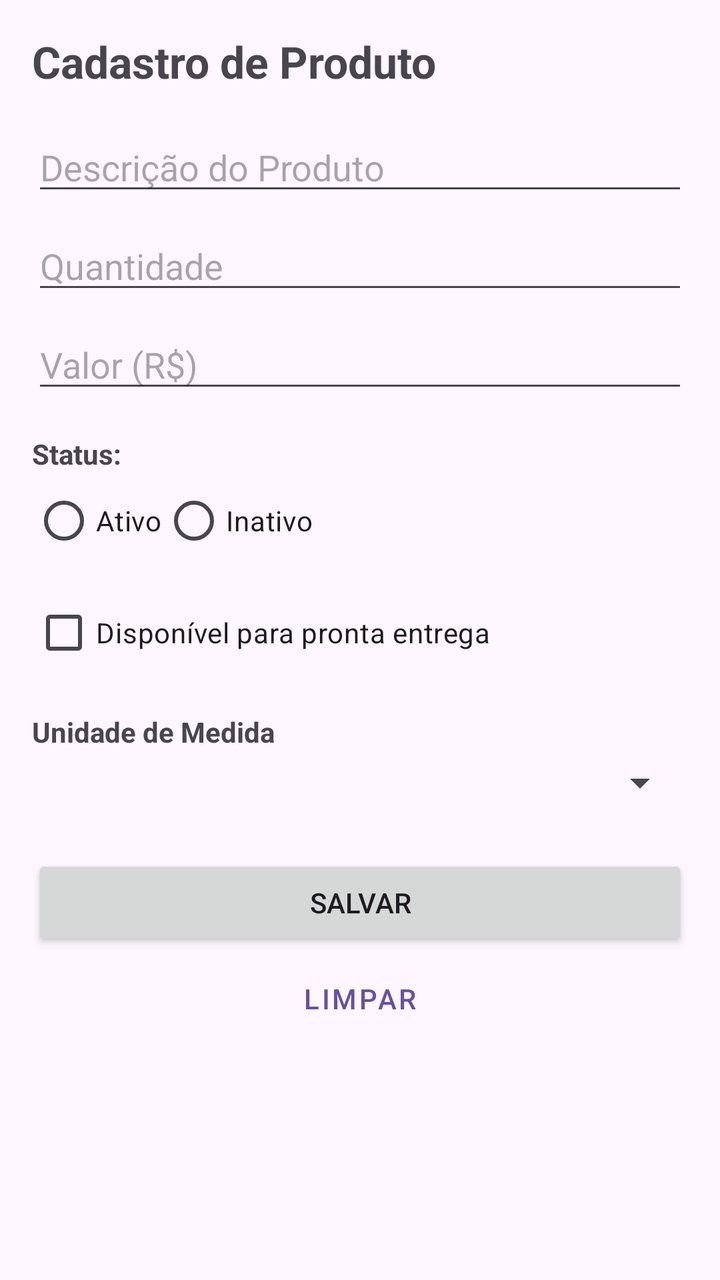
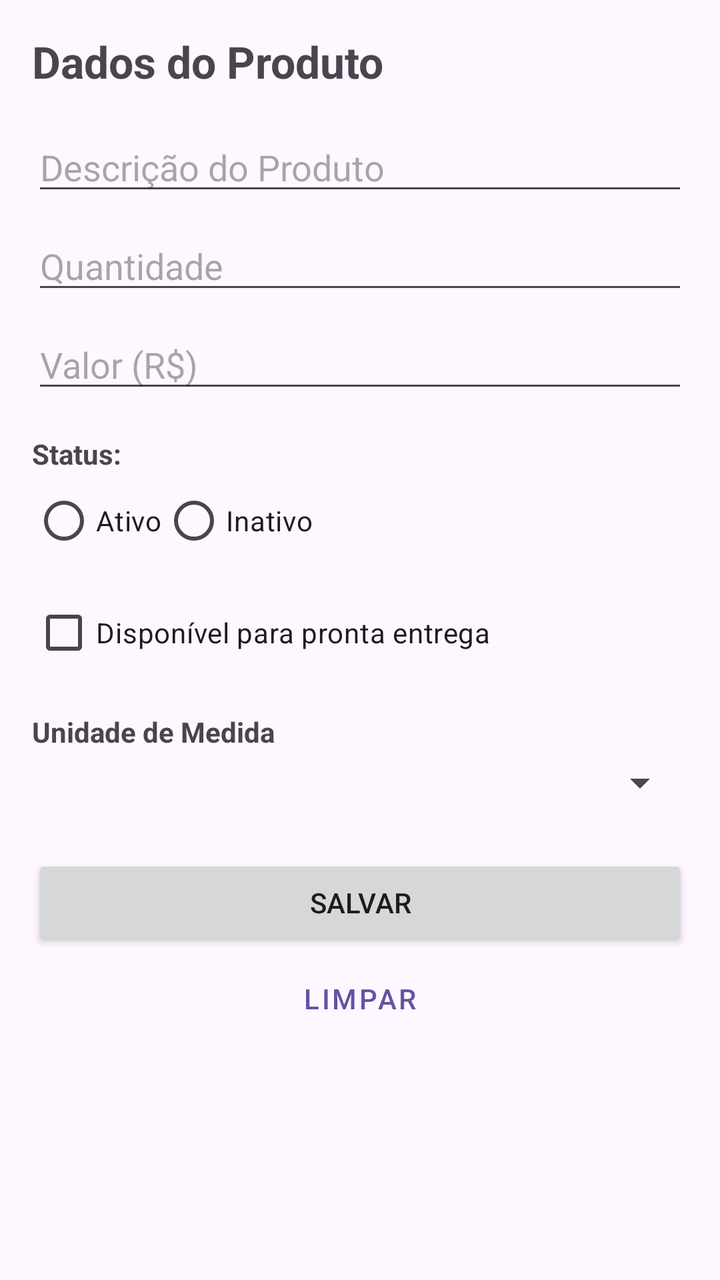

Compare the two renders of this Android layout. The source of the first and the diff that turns it into the second are given below.
<!-- AndroidManifest.xml: application theme Theme.ControleDeVendasDeUmConfeiteiroAutonomo -->
<!-- res/layout/activity_produtos.xml -->
<?xml version="1.0" encoding="utf-8"?>
<ScrollView xmlns:android="http://schemas.android.com/apk/res/android"
    android:layout_width="match_parent"
    android:layout_height="match_parent"
    android:padding="16dp"
    android:fitsSystemWindows="true">

    <LinearLayout
        android:layout_width="match_parent"
        android:layout_height="wrap_content"
        android:orientation="vertical">

        <TextView
            android:layout_width="wrap_content"
            android:layout_height="wrap_content"
            android:text="Cadastro de Produto"
            android:textSize="22sp"
            android:textStyle="bold"
            android:layout_marginBottom="16dp"/>

        
        <EditText
            android:id="@+id/etDescricao"
            android:layout_width="match_parent"
            android:layout_height="wrap_content"
            android:hint="@string/hint_descricao"
            android:inputType="textCapSentences" />

        
        <EditText
            android:id="@+id/etQuantidade"
            android:layout_width="match_parent"
            android:layout_height="wrap_content"
            android:hint="@string/hint_quantidade"
            android:inputType="number"
            android:layout_marginTop="8dp" />

        
        <EditText
            android:id="@+id/etValor"
            android:layout_width="match_parent"
            android:layout_height="wrap_content"
            android:hint="@string/hint_valor"
            android:inputType="numberDecimal"
            android:layout_marginTop="8dp" />

        
        <TextView
            android:layout_width="wrap_content"
            android:layout_height="wrap_content"
            android:text="@string/label_status"
            android:layout_marginTop="16dp"
            android:textStyle="bold"/>

        <RadioGroup
            android:id="@+id/rgStatus"
            android:layout_width="match_parent"
            android:layout_height="wrap_content"
            android:orientation="horizontal">
            <RadioButton
                android:id="@+id/rbAtivo"
                android:layout_width="wrap_content"
                android:layout_height="wrap_content"
                android:text="@string/ativo" />
            <RadioButton
                android:id="@+id/rbInativo"
                android:layout_width="wrap_content"
                android:layout_height="wrap_content"
                android:text="@string/inativo" />
        </RadioGroup>

        
        <CheckBox
            android:id="@+id/cbDisponivel"
            android:layout_width="match_parent"
            android:layout_height="wrap_content"
            android:layout_marginTop="8dp"
            android:text="@string/disponivel" />

        
        <TextView
            android:layout_width="wrap_content"
            android:layout_height="wrap_content"
            android:text="@string/unidade_medida"
            android:layout_marginTop="16dp"
            android:textStyle="bold"/>

        <Spinner
            android:id="@+id/spUnidade"
            android:layout_width="match_parent"
            android:layout_height="wrap_content"
            android:layout_marginTop="4dp" />

        
        <Button
            android:id="@+id/btnSalvar"
            android:layout_width="match_parent"
            android:layout_height="wrap_content"
            android:layout_marginTop="24dp"
            android:text="@string/btn_salvar" />

        <Button
            android:id="@+id/btnLimpar"
            style="@style/Widget.MaterialComponents.Button.TextButton"
            android:layout_width="match_parent"
            android:layout_height="wrap_content"
            android:text="@string/btn_limpar" />

    </LinearLayout>
</ScrollView>
<!-- resources referenced by this layout -->
<resources>
  <string name="ativo">Ativo</string>
  <string name="btn_limpar">Limpar</string>
  <string name="btn_salvar">Salvar</string>
  <string name="disponivel">Disponível para pronta entrega</string>
  <string name="hint_descricao">Descrição do Produto</string>
  <string name="hint_quantidade">Quantidade</string>
  <string name="hint_valor">Valor (R$)</string>
  <string name="inativo">Inativo</string>
  <string name="label_status">Status:</string>
  <string name="unidade_medida">Unidade de Medida</string>
  <style name="Theme.ControleDeVendasDeUmConfeiteiroAutonomo" parent="Base.Theme.ControleDeVendasDeUmConfeiteiroAutonomo" />
  <style name="Base.Theme.ControleDeVendasDeUmConfeiteiroAutonomo" parent="Theme.Material3.DayNight">
          
          
      </style>
</resources>

<!-- the commit's change to res/layout/activity_produtos.xml (unified diff, before → after) -->
@@ -13,7 +13,7 @@
         <TextView
             android:layout_width="wrap_content"
             android:layout_height="wrap_content"
-            android:text="Cadastro de Produto"
+            android:text="Dados do Produto"
             android:textSize="22sp"
             android:textStyle="bold"
             android:layout_marginBottom="16dp"/>
